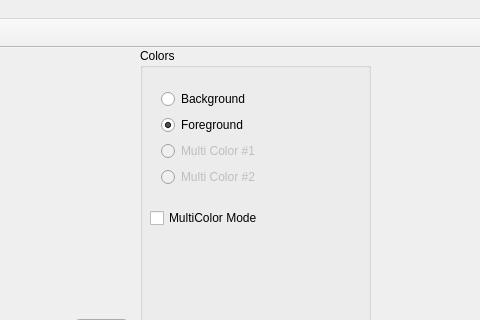
The window that src/mainwindow.ui (ricardoquesada/vchar64) describes before a commit, drawn with Qt 5; both pictures show x 140 to 620 and y 0 to 320 of the 779 by 541 pixel window.
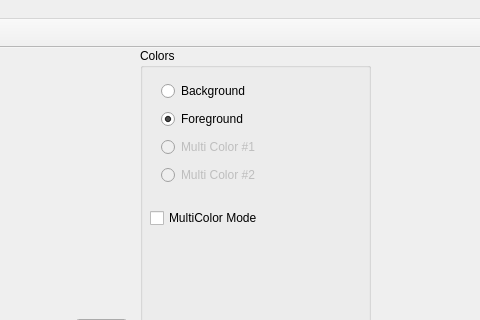
The same window after the commit. Icons and pictures are not drawn. Custom widgets are drawn as their Qt base class.

Patch:
```diff
--- a/src/mainwindow.ui
+++ b/src/mainwindow.ui
@@ -75,55 +75,6 @@
     <property name="title">
      <string>Colors</string>
     </property>
-    <widget class="QWidget" name="layoutWidget">
-     <property name="geometry">
-      <rect>
-       <x>10</x>
-       <y>30</y>
-       <width>131</width>
-       <height>120</height>
-      </rect>
-     </property>
-     <layout class="QVBoxLayout" name="verticalLayout">
-      <item>
-       <widget class="QRadioButton" name="radioButton">
-        <property name="text">
-         <string>Background</string>
-        </property>
-       </widget>
-      </item>
-      <item>
-       <widget class="QRadioButton" name="radioButton_2">
-        <property name="text">
-         <string>Foreground</string>
-        </property>
-        <property name="checked">
-         <bool>true</bool>
-        </property>
-       </widget>
-      </item>
-      <item>
-       <widget class="QRadioButton" name="radioButton_3">
-        <property name="enabled">
-         <bool>false</bool>
-        </property>
-        <property name="text">
-         <string>Multi Color #1</string>
-        </property>
-       </widget>
-      </item>
-      <item>
-       <widget class="QRadioButton" name="radioButton_4">
-        <property name="enabled">
-         <bool>false</bool>
-        </property>
-        <property name="text">
-         <string>Multi Color #2</string>
-        </property>
-       </widget>
-      </item>
-     </layout>
-    </widget>
     <widget class="ColorPalette" name="widget" native="true">
      <property name="geometry">
       <rect>
@@ -147,6 +98,67 @@
       <string>MultiColor Mode</string>
      </property>
     </widget>
+    <widget class="QWidget" name="gridLayoutWidget">
+     <property name="geometry">
+      <rect>
+       <x>10</x>
+       <y>20</y>
+       <width>181</width>
+       <height>131</height>
+      </rect>
+     </property>
+     <layout class="QGridLayout" name="gridLayout">
+      <item row="2" column="1">
+       <widget class="QRadioButton" name="radioButton_3">
+        <property name="enabled">
+         <bool>false</bool>
+        </property>
+        <property name="text">
+         <string>Multi Color #1</string>
+        </property>
+       </widget>
+      </item>
+      <item row="3" column="1">
+       <widget class="QRadioButton" name="radioButton_4">
+        <property name="enabled">
+         <bool>false</bool>
+        </property>
+        <property name="text">
+         <string>Multi Color #2</string>
+        </property>
+       </widget>
+      </item>
+      <item row="0" column="1">
+       <widget class="QRadioButton" name="radioButton">
+        <property name="text">
+         <string>Background</string>
+        </property>
+       </widget>
+      </item>
+      <item row="1" column="1">
+       <widget class="QRadioButton" name="radioButton_2">
+        <property name="text">
+         <string>Foreground</string>
+        </property>
+        <property name="checked">
+         <bool>true</bool>
+        </property>
+       </widget>
+      </item>
+      <item row="0" column="2">
+       <widget class="QWidget" name="widget_2" native="true"/>
+      </item>
+      <item row="1" column="2">
+       <widget class="QWidget" name="widget_3" native="true"/>
+      </item>
+      <item row="2" column="2">
+       <widget class="QWidget" name="widget_4" native="true"/>
+      </item>
+      <item row="3" column="2">
+       <widget class="QWidget" name="widget_5" native="true"/>
+      </item>
+     </layout>
+    </widget>
    </widget>
   </widget>
   <widget class="QMenuBar" name="menuBar">
```
Left out of the diff: 2 changed lines with no effect on the pictures.
